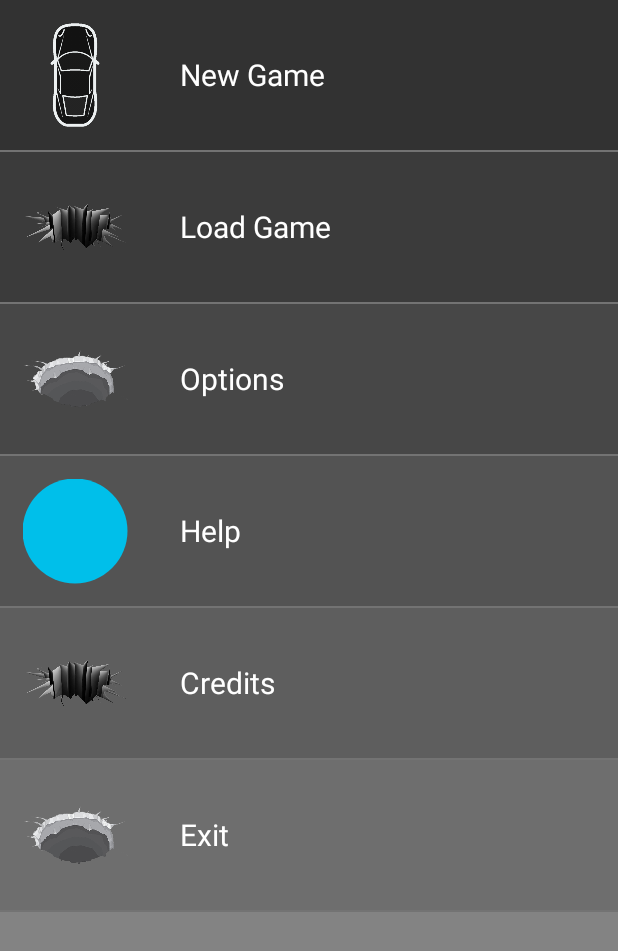
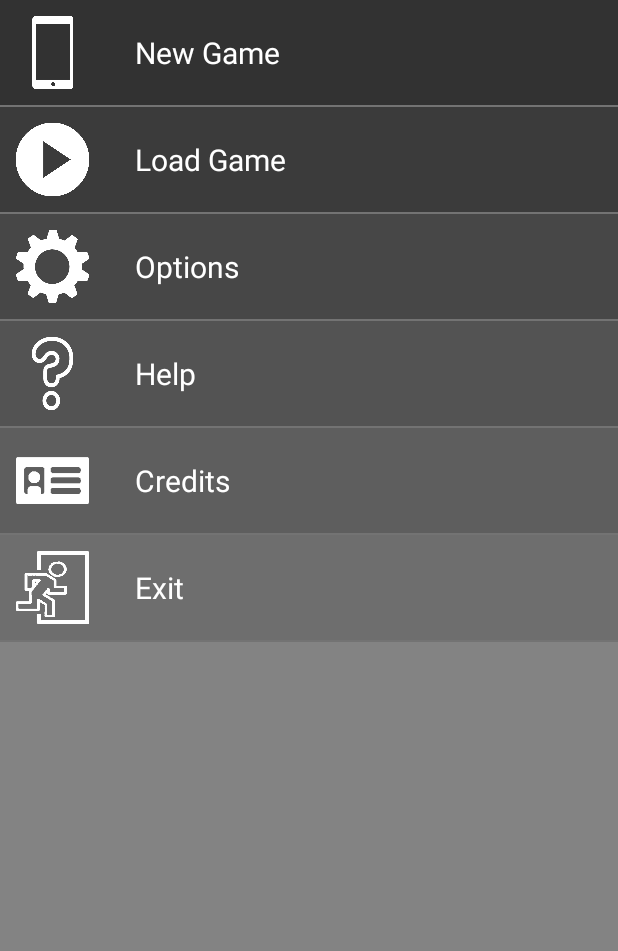
Before and after one commit to adrianrobotka/VectorCar, an Android app: the screen it shows after launch (MenuActivity), on a phone screen of 412 x 824 dp. Shown: the top 951 px of the screen. Run offline under Robolectric (Android 15) with nearby library versions, the phone set to English and light mode, and no system bars.

Commit message:
Menu UI updated

```diff
--- a/app/src/main/java/hu/pendroid/dnga/vectorcar/ListItem.java
+++ b/app/src/main/java/hu/pendroid/dnga/vectorcar/ListItem.java
@@ -6,10 +6,6 @@ package hu.pendroid.dnga.vectorcar;
 
 public class ListItem
 {
-    public static final int imageResources[] = { R.drawable.car, R.drawable.pothole_fatal, R.drawable.pothole_light, R.drawable.round_button, R.drawable.pothole_fatal,R.drawable.pothole_light };
-    public static final int colorResources[] = { R.color.menuColor1, R.color.menuColor2, R.color.menuColor3, R.color.menuColor4, R.color.menuColor5, R.color.menuColor6};
-    public static final int labelResources[] = { R.string.menu_item1, R.string.menu_item2, R.string.menu_item3, R.string.menu_item4, R.string.menu_item5, R.string.menu_item6 };
-
     int colorRes;
     int imageRes;
     String labelText;
--- a/app/src/main/java/hu/pendroid/dnga/vectorcar/MenuActivity.java
+++ b/app/src/main/java/hu/pendroid/dnga/vectorcar/MenuActivity.java
@@ -19,6 +19,10 @@ public final class MenuActivity extends Activity {
     private boolean loaded;
     private int currentApiVersion;
 
+    public static final int imageResources[] = { R.drawable.play_icon, R.drawable.continue_icon, R.drawable.options_icon, R.drawable.help_icon, R.drawable.credits_icon,R.drawable.exit_icon };
+    public static final int colorResources[] = { R.color.menuColor1, R.color.menuColor2, R.color.menuColor3, R.color.menuColor4, R.color.menuColor5, R.color.menuColor6};
+    public static final int labelResources[] = { R.string.menu_item1, R.string.menu_item2, R.string.menu_item3, R.string.menu_item4, R.string.menu_item5, R.string.menu_item6 };
+
     @Override
     public void onCreate(Bundle savedInstanceState) {
         super.onCreate(savedInstanceState);
@@ -30,17 +34,19 @@ public final class MenuActivity extends Activity {
 
         List<ListItem> listItems = new ArrayList<>();
 
-        for(int i = 0; i < ListItem.labelResources.length; i++) {
-            listItems.add(new ListItem(getString(ListItem.labelResources[i]),ListItem.imageResources[i], ListItem.colorResources[i]));
+        for(int i = 0; i < labelResources.length; i++) {
+            listItems.add(new ListItem(getString(labelResources[i]),imageResources[i], colorResources[i]));
         }
 
         MenuAdapter menuAdapter = new MenuAdapter(this, R.layout.list_item, listItems);
         listView.setAdapter(menuAdapter);
 
+
+
         /*controller.setFps(Config.FPS);
         controller.setIndicator(indicator);
 
-        //setCallbacks();
+        setCallbacks();
 
         if (!loaded) {
             controller.init();
--- a/app/src/main/java/hu/pendroid/dnga/vectorcar/MenuAdapter.java
+++ b/app/src/main/java/hu/pendroid/dnga/vectorcar/MenuAdapter.java
@@ -1,6 +1,7 @@
 package hu.pendroid.dnga.vectorcar;
 
 import android.content.Context;
+import android.content.Intent;
 import android.graphics.Color;
 import android.support.annotation.NonNull;
 import android.view.LayoutInflater;
@@ -32,7 +33,7 @@ public class MenuAdapter extends ArrayAdapter<ListItem>
     }
 
     @Override
-    public View getView(int position, View convertView, ViewGroup parent) {
+    public View getView(int position, final View convertView, ViewGroup parent) {
         View listItemView = convertView;
 
         ListItem listItem = getItem(position);
@@ -51,6 +52,68 @@ public class MenuAdapter extends ArrayAdapter<ListItem>
         listItemView.setBackgroundResource(color);
         textView.setText(labelString);
 
+        switch (position) {
+            case 0: {
+                listItemView.setOnClickListener(new View.OnClickListener() {
+                    @Override
+                    public void onClick(View view) {
+                        Intent intent = new Intent(context, GameActivity.class);
+                        context.startActivity(intent);
+                    }
+                });
+                break;
+            }
+            case 1: {
+                listItemView.setOnClickListener(new View.OnClickListener() {
+                    @Override
+                    public void onClick(View view) {
+                        Intent intent = new Intent(context, GameActivity.class);
+                        context.startActivity(intent);
+                    }
+                });
+                break;
+            }
+            case 2: {
+                listItemView.setOnClickListener(new View.OnClickListener() {
+                    @Override
+                    public void onClick(View view) {
+                        Intent intent = new Intent(context, GameActivity.class);
+                        context.startActivity(intent);
+                    }
+                });
+                break;
+            }
+            case 3: {
+                listItemView.setOnClickListener(new View.OnClickListener() {
+                    @Override
+                    public void onClick(View view) {
+                        Intent intent = new Intent(context, HelpActivity.class);
+                        context.startActivity(intent);
+                    }
+                });
+                break;
+            }
+            case 4: {
+                listItemView.setOnClickListener(new View.OnClickListener() {
+                    @Override
+                    public void onClick(View view) {
+                        Intent intent = new Intent(context, CreditsActivity.class);
+                        context.startActivity(intent);
+                    }
+                });
+                break;
+            }
+            case 5: {
+                listItemView.setOnClickListener(new View.OnClickListener() {
+                    @Override
+                    public void onClick(View view) {
+
+                    }
+                });
+                break;
+            }
+        }
+
         return listItemView;
     }
 
--- a/app/src/main/res/layout/list_item.xml
+++ b/app/src/main/res/layout/list_item.xml
@@ -4,11 +4,11 @@
                 android:id="@+id/layout"
               android:orientation="vertical"
               android:layout_width="match_parent"
-              android:layout_height="100dp">
+              android:layout_height="70dp">
 
     <ImageView
-        android:layout_width="100dp"
-        android:layout_height="100dp"
+        android:layout_width="70dp"
+        android:layout_height="70dp"
         android:id="@+id/imageView"
         android:src="@drawable/pothole_fatal"
         android:scaleX="0.7"
--- a/app/src/main/res/values/colors.xml
+++ b/app/src/main/res/values/colors.xml
@@ -15,4 +15,6 @@
     <color name="menuColor4">#535353</color>
     <color name="menuColor5">#5e5e5e</color>
     <color name="menuColor6">#6e6e6e</color>
+    <color name="colorButtonText">#ffffff</color>
+    <color name="colorInfoPanelBackground">#323232</color>
 </resources>
--- a/app/src/main/res/values/strings.xml
+++ b/app/src/main/res/values/strings.xml
@@ -9,4 +9,6 @@
     <string name="menu_item4">Help</string>
     <string name="menu_item5">Credits</string>
     <string name="menu_item6">Exit</string>
+    <string name="back_button">Back</string>
+    <string name="help_text">Swipe right or left to switch between lanes, up to accelerate, down to brake!</string>
 </resources>
```
Also changed, not shown: app/src/main/AndroidManifest.xml (+9 -0 lines), app/src/main/java/hu/pendroid/dnga/vectorcar/OptionsActivity.java (added, +13 -0 lines), app/src/main/res/layout/activity_game.xml (+6 -6 lines), app/src/main/res/layout/activity_options.xml (added, +13 -0 lines), 1 other file.
